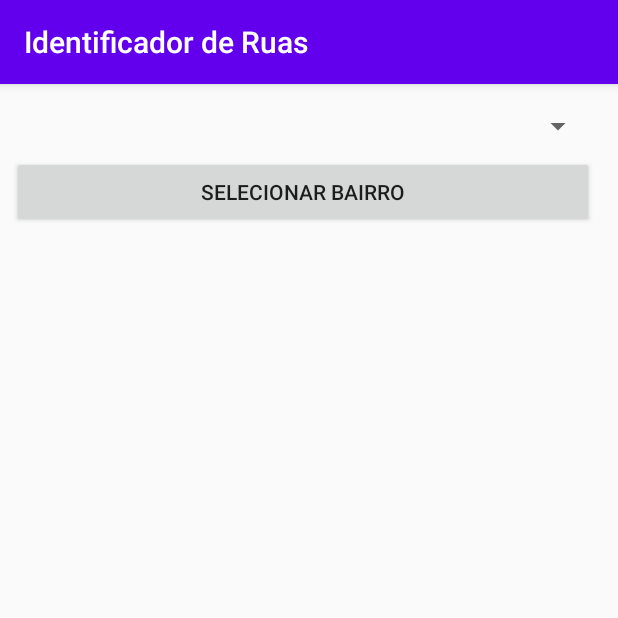
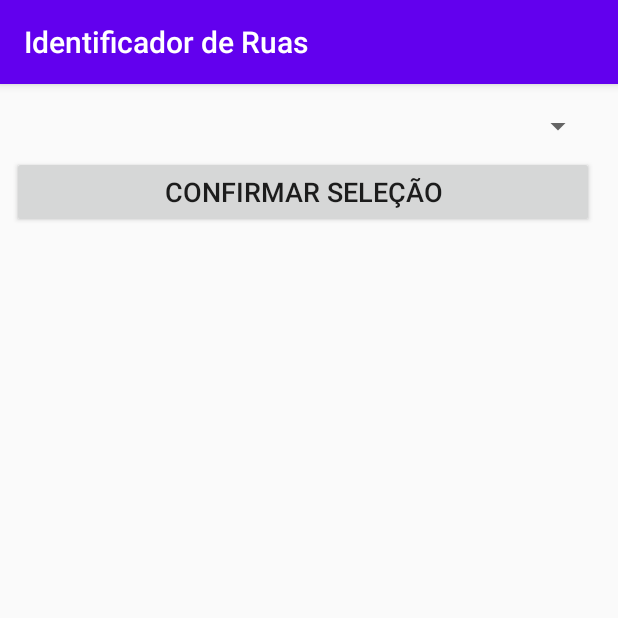
Before and after one commit to JoseShibata/BuscadorDeRuas, an Android app: the screen it shows after launch (MainActivity), on a phone screen of 412 x 824 dp, the top half of it. Run offline under Robolectric (Android 15) with nearby library versions, the phone set to English and light mode, and no system bars; libraries missing offline, so code that uses them is left out: org.apache.poi.

Commit message:
Implementação do RecyclerView

```diff
--- a/app/src/main/java/com/example/identificadorderuas/DadosPlanilha.java
+++ b/app/src/main/java/com/example/identificadorderuas/DadosPlanilha.java
@@ -3,8 +3,15 @@ package com.example.identificadorderuas;
 import android.content.Context;
 import android.view.View;
 import android.widget.Button;
+import android.widget.LinearLayout;
 import android.widget.Spinner;
 import android.widget.TextView;
+
+import androidx.recyclerview.widget.DividerItemDecoration;
+import androidx.recyclerview.widget.LinearLayoutManager;
+import androidx.recyclerview.widget.RecyclerView;
+
+import com.example.identificadorderuas.adapter.AdapterRecycler;
 
 import org.apache.poi.ss.usermodel.Cell;
 import org.apache.poi.ss.usermodel.CellType;
@@ -21,10 +28,13 @@ import java.util.List;
 public class DadosPlanilha {
 
     private SpinnerManager gerenciadorSpinner = new SpinnerManager();
+    List<String> retorno;
 
     public void recuperaDados(InputStream nomeArquivo, List<String> listaBairros,
-                              Context contexto, Spinner spinnerBairros, TextView textRuas,
-                              TextView textBairro, Button buttonCarregar){
+                              Context contexto, Spinner spinnerBairros,
+                              TextView textBairro, Button buttonCarregar, RecyclerView recycler){
+
+
 
         try {
 
@@ -43,12 +53,12 @@ public class DadosPlanilha {
                 System.out.println();
             }
             System.out.println("0");
-            System.out.println("Spinner no console " + gerenciadorSpinner.spinnerBairros(spinnerBairros,textRuas,listaBairros, contexto));
+            System.out.println("Spinner no console " + gerenciadorSpinner.spinnerBairros(spinnerBairros,listaBairros, contexto));
 
             buttonCarregar.setOnClickListener(new View.OnClickListener() {
                 @Override
                 public void onClick(View v) {
-                    System.out.println("Spinner dentro do button listener: " + gerenciadorSpinner.spinnerBairros(spinnerBairros,textRuas,listaBairros, contexto));
+                    System.out.println("Spinner dentro do button listener: " + gerenciadorSpinner.spinnerBairros(spinnerBairros,listaBairros, contexto));
                     Sheet sheet1 = workbook.getSheetAt(0);
                     System.out.println("1");
                     List<String> ruasEncontradas = new ArrayList<>();
@@ -57,7 +67,7 @@ public class DadosPlanilha {
                     for (Row rowTabela1 : sheet1) {
                         Cell cellBairroTabela1 = rowTabela1.getCell(0); // Coluna dos bairros na tabela 1
                         System.out.println("2");
-                        if (cellBairroTabela1 != null && cellBairroTabela1.getStringCellValue().equals(gerenciadorSpinner.spinnerBairros(spinnerBairros,textRuas,listaBairros, contexto))) {
+                        if (cellBairroTabela1 != null && cellBairroTabela1.getStringCellValue().equals(gerenciadorSpinner.spinnerBairros(spinnerBairros,listaBairros, contexto))) {
                             Cell cellRuaTabela1 = rowTabela1.getCell(2); // Coluna das ruas na tabela 1
                             System.out.println("3");
                             if (cellRuaTabela1 != null) {
@@ -66,17 +76,25 @@ public class DadosPlanilha {
 
                                 if (ruaTabela1.equals("RUA")) {
                                     textBairro.setText("Selecione Algum Bairro Para Obter as Ruas!!!");
-                                    textRuas.setText(" ");
                                 }else{
-                                    textBairro.setText(gerenciadorSpinner.spinnerBairros(spinnerBairros,textRuas,listaBairros, contexto));
-                                    ruasEncontradas.add(ruaTabela1);
+                                    textBairro.setText(gerenciadorSpinner.spinnerBairros(spinnerBairros,listaBairros, contexto));
+                                    System.out.println(ruasEncontradas.add(ruaTabela1));
+                                    retorno = ruasEncontradas;
                                     buffer.append(ruaTabela1 + "\n");
-                                    textRuas.setText(buffer);
                                 }
 
                             }
                         }
                     }
+
+                    //configurar adapter
+                    AdapterRecycler adapter = new AdapterRecycler( ruasEncontradas );
+                    //configurar Recycler view
+                    RecyclerView.LayoutManager layoutManager = new LinearLayoutManager(contexto);
+                    recycler.setLayoutManager(layoutManager);
+                    recycler.setHasFixedSize(true);
+                    recycler.addItemDecoration(new DividerItemDecoration(contexto, LinearLayout.VERTICAL));
+                    recycler.setAdapter(adapter);
 
                 }
             });
@@ -85,7 +103,6 @@ public class DadosPlanilha {
             e.printStackTrace();
         }
 
-
     }
 
 }
--- a/app/src/main/java/com/example/identificadorderuas/MainActivity.java
+++ b/app/src/main/java/com/example/identificadorderuas/MainActivity.java
@@ -1,6 +1,8 @@
 package com.example.identificadorderuas;
 
 import androidx.appcompat.app.AppCompatActivity;
+import androidx.recyclerview.widget.LinearLayoutManager;
+import androidx.recyclerview.widget.RecyclerView;
 
 import android.os.Bundle;
 import android.view.View;
@@ -9,6 +11,8 @@ import android.widget.ArrayAdapter;
 import android.widget.Button;
 import android.widget.Spinner;
 import android.widget.TextView;
+
+import com.example.identificadorderuas.adapter.AdapterRecycler;
 
 import org.apache.poi.ss.usermodel.Cell;
 import org.apache.poi.ss.usermodel.CellType;
@@ -33,6 +37,7 @@ public class MainActivity extends AppCompatActivity {
     String retorno;
     SpinnerManager gerenciadorSpinner;
     DadosPlanilha dadosPlanilha;
+    private RecyclerView recyclerRuas;
 
     @Override
     protected void onCreate(Bundle savedInstanceState) {
@@ -44,8 +49,8 @@ public class MainActivity extends AppCompatActivity {
         //System.out.println("---- Digite algum dos nomes abaixo ----");
         spinnerBairros = findViewById(R.id.spinnerBairros);
         buttonCarregar = findViewById(R.id.buttonCarregar);
-        textRua = findViewById(R.id.textRuas);
         textBairro = findViewById(R.id.textBairro);
+        recyclerRuas = findViewById(R.id.recyclerRuas);
         listaBairros = new ArrayList<>();
         gerenciadorSpinner = new SpinnerManager();
         dadosPlanilha = new DadosPlanilha();
@@ -54,10 +59,18 @@ public class MainActivity extends AppCompatActivity {
         try {
             InputStream arquivo = getAssets().open("RuasTeste16.xlsx");
 
-            dadosPlanilha.recuperaDados(arquivo, listaBairros, this, spinnerBairros, textRua, textBairro, buttonCarregar);
+            dadosPlanilha.recuperaDados(arquivo, listaBairros, this, spinnerBairros, textBairro, buttonCarregar, recyclerRuas);
+
         } catch (IOException e) {
             e.printStackTrace();
         }
+
+
+
+
+
+
+
 /*
         try {
 
--- a/app/src/main/java/com/example/identificadorderuas/SpinnerManager.java
+++ b/app/src/main/java/com/example/identificadorderuas/SpinnerManager.java
@@ -6,13 +6,14 @@ import android.widget.AdapterView;
 import android.widget.ArrayAdapter;
 import android.widget.Spinner;
 import android.widget.TextView;
+import android.widget.Toast;
 
 import java.util.List;
 
 public class SpinnerManager {
     String retorno;
 
-    public String spinnerBairros(Spinner spinnerBairros, TextView textRuas, List<String> listaBairros, Context contexto){
+    public String spinnerBairros(Spinner spinnerBairros, List<String> listaBairros, Context contexto){
         ArrayAdapter<String> adapterBairros = new ArrayAdapter<String>(contexto,
                 android.R.layout.simple_spinner_dropdown_item, listaBairros);
 
@@ -24,7 +25,7 @@ public class SpinnerManager {
                 String bairroEscolhido = (spinnerBairros.getSelectedItem().toString());
                 System.out.println("Bairro Escolhido: " + bairroEscolhido);
                 if (bairroEscolhido == "BAIRRO") {
-                    textRuas.setText("Selecione Algum Bairro Para Obter as Ruas!!!");
+                    Toast.makeText(contexto,"Selecione Algum Bairro Para Obter as Ruas!!!", Toast.LENGTH_LONG).show();
                 }
                 retorno = bairroEscolhido;
             }
--- /dev/null
+++ b/app/src/main/java/com/example/identificadorderuas/model/ModelRecycler.java
@@ -0,0 +1,4 @@
+package com.example.identificadorderuas.model;
+
+public class ModelRecycler {
+}
--- a/app/src/main/res/layout/activity_main.xml
+++ b/app/src/main/res/layout/activity_main.xml
@@ -24,33 +24,11 @@
         android:layout_marginStart="8dp"
         android:layout_marginTop="8dp"
         android:layout_marginEnd="16dp"
-        android:text="Selecionar Bairro"
+        android:text="Confirmar Seleção"
+        android:textSize="18sp"
         app:layout_constraintEnd_toEndOf="parent"
         app:layout_constraintStart_toStartOf="parent"
         app:layout_constraintTop_toBottomOf="@+id/spinnerBairros" />
-
-    <ScrollView
-        android:id="@+id/scrollView2"
-        android:layout_width="0dp"
-        android:layout_height="100dp"
-        android:layout_marginStart="8dp"
-        android:layout_marginTop="8dp"
-        android:layout_marginEnd="16dp"
-        app:layout_constraintBottom_toTopOf="@+id/recyclerView2"
-        app:layout_constraintEnd_toEndOf="parent"
-        app:layout_constraintHorizontal_bias="1.0"
-        app:layout_constraintStart_toStartOf="parent"
-        app:layout_constraintTop_toBottomOf="@+id/textBairro">
-
-
-        <TextView
-            android:id="@+id/textRuas"
-            android:layout_width="match_parent"
-            android:layout_height="wrap_content"
-            android:textAlignment="center"
-            android:textColor="#000000"
-            android:textSize="18sp" />
-    </ScrollView>
 
     <TextView
         android:id="@+id/textBairro"
@@ -67,10 +45,16 @@
         app:layout_constraintTop_toBottomOf="@+id/buttonCarregar" />
 
     <androidx.recyclerview.widget.RecyclerView
-        android:id="@+id/recyclerView2"
-        android:layout_width="409dp"
-        android:layout_height="490dp"
+        android:id="@+id/recyclerRuas"
+        android:layout_width="0dp"
+        android:layout_height="0dp"
+        android:layout_marginStart="8dp"
+        android:layout_marginTop="8dp"
+        android:layout_marginEnd="16dp"
+        android:layout_marginBottom="4dp"
         app:layout_constraintBottom_toBottomOf="parent"
         app:layout_constraintEnd_toEndOf="parent"
-        app:layout_constraintStart_toStartOf="parent" />
+        app:layout_constraintStart_toStartOf="parent"
+        app:layout_constraintTop_toBottomOf="@+id/textBairro" />
+
 </androidx.constraintlayout.widget.ConstraintLayout>
```
Also changed, not shown: app/src/main/java/com/example/identificadorderuas/adapter/AdapterRecycler.java (added, +57 -0 lines), app/src/main/res/layout/adapter_ruas.xml (added, +19 -0 lines).
